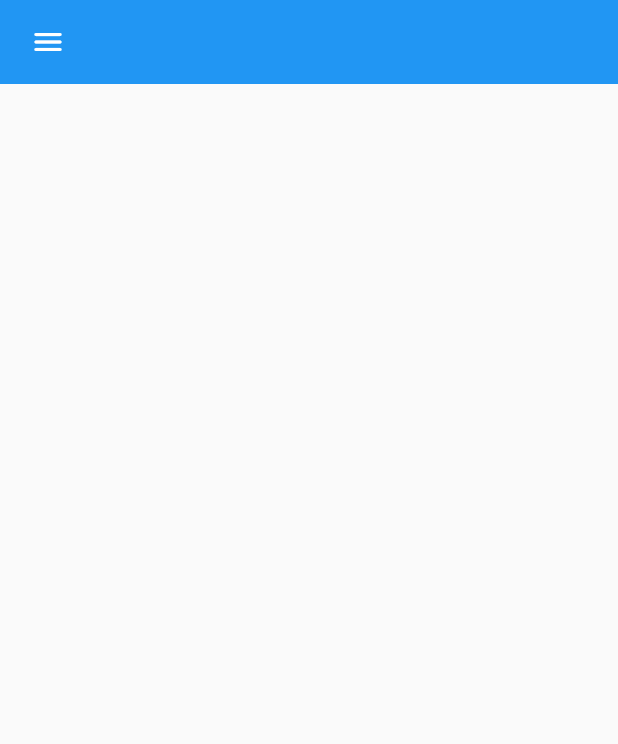
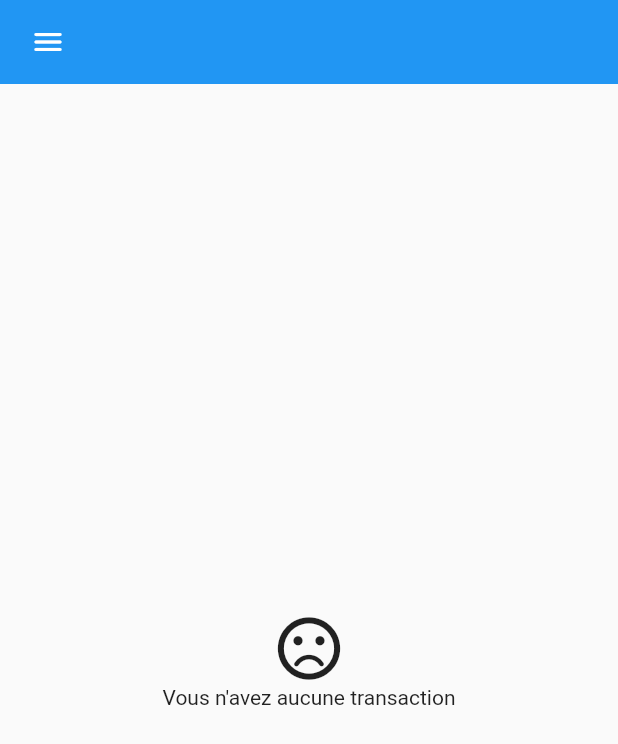
Before and after one commit to Schloesslin/PrixBanque, a Flutter app: the screen it shows after launch, on a phone screen of 412 x 824 dp. Shown: the top 744 px of the screen. Run offline on Flutter 3.47's test engine with Material 2 defaults, Android fonts, the phone set to English and light mode, and no system bars; our stand-ins replace cloud_firestore, firebase_auth; accounts and stored records are empty.

Commit message:
zero_transaction handled

```diff
--- a/lib/component/transaction_details.dart
+++ b/lib/component/transaction_details.dart
@@ -1,5 +1,7 @@
 import 'package:cloud_firestore/cloud_firestore.dart';
 import 'package:flutter/material.dart';
+import 'package:intl/intl.dart';
+// import 'package:intl/intl.dart';
 
 // You can pass any object to the arguments parameter.
 // In this example, create a class that contains both
@@ -27,11 +29,11 @@ class ExtractArgumentsScreen extends StatelessWidget {
     var _receiver = args.receiver;
     var _transmitter = args.transmitter;
     var _value = args.value.toString();
-    var _date = args.date.toString();
+    var _date = DateFormat('dd/MM/yyyy').format(args.date.toDate());
     return AlertDialog(
       elevation: 0,
       content: Text(
-          "Compte émetteur: $_transmitter\nCompte receveur: $_receiver\nLe: $_date\n $_value"),
+          "Compte émetteur: $_transmitter\nCompte receveur: $_receiver\nLe: $_date\n $_value \$"),
       actions: <Widget>[
         TextButton(
             onPressed: () {
--- a/lib/component/transactions_list.dart
+++ b/lib/component/transactions_list.dart
@@ -1,5 +1,3 @@
-import 'dart:ffi';
-
 import 'package:cloud_firestore/cloud_firestore.dart';
 import 'package:flutter/material.dart';
 import 'package:prixbanqueapp/component/transaction_details.dart';
@@ -16,11 +14,15 @@ class _TransactionListState extends State<TransactionList> {
   Widget build(BuildContext context) {
     return Container(
       child: StreamBuilder<QuerySnapshot>(
+        //We're getting the transactions from Firstore and order them by they're date
         stream: Firestore.instance
-            .collection("/Trades/test-user/trades/")
+            .collection("/Trades/test-user-2/trades/")
+            .orderBy("date", descending: true)
             .snapshots(),
         builder: (BuildContext context, AsyncSnapshot<QuerySnapshot> snapshot) {
+          //We're initialising a list of widget to return
           List<Widget> children;
+          //If there is an error with the stream
           if (snapshot.hasError) {
             children = <Widget>[
               const Icon(
@@ -37,10 +39,24 @@ class _TransactionListState extends State<TransactionList> {
                 child: Text('Stack trace: ${snapshot.stackTrace}'),
               ),
             ];
-            // } else if (!snapshot.hasData) {
-            //   return Center(
-            //     child: CircularProgressIndicator(),
-            //   );
+          }
+          //If we didn't have any data yet, display a progress circle
+          else if (!snapshot.hasData) {
+            children = <Widget>[
+              const Icon(
+                Icons.error_outline_outlined,
+                color: Colors.red,
+                size: 60,
+              ),
+              Padding(
+                padding: const EdgeInsets.only(top: 16),
+                child: Text('Error: '),
+              ),
+              Padding(
+                padding: const EdgeInsets.only(top: 8),
+                child: Text('Stack trace: '),
+              ),
+            ];
           } else {
             switch (snapshot.connectionState) {
               case ConnectionState.none:
@@ -70,6 +86,19 @@ class _TransactionListState extends State<TransactionList> {
                 ];
                 break;
               case ConnectionState.active:
+                if (snapshot.data.documents.isEmpty) {
+                  children = <Widget>[
+                    Center(
+                      child: SizedBox(
+                        child: Icon(
+                          Icons.sentiment_dissatisfied_rounded,
+                          size: 50,
+                        ),
+                      ),
+                    ),
+                    Text("Vous n'avez aucune transaction"),
+                  ];
+                } else {
                   children = <Widget>[
                     Expanded(
                       child: ListView(
@@ -97,6 +126,7 @@ class _TransactionListState extends State<TransactionList> {
                       ),
                     )
                   ];
+                }
                 break;
               case ConnectionState.done:
                 children = const <Widget>[
@@ -113,7 +143,11 @@ class _TransactionListState extends State<TransactionList> {
                 break;
             }
           }
-
+          // if (children.isEmpty) {
+          //   children = <Widget>[
+          //     Text("vous n'avez pas de transactions enregistrées.")
+          //   ];
+          // }
           return Column(
             mainAxisAlignment: MainAxisAlignment.center,
             crossAxisAlignment: CrossAxisAlignment.center,
--- a/lib/main.dart
+++ b/lib/main.dart
@@ -21,9 +21,9 @@ class _MyAppState extends State<MyApp> {
     return MaterialApp(
       home: AccountPage(),
       debugShowCheckedModeBanner: false,
-      // routes: {
-      //   ExtractArgumentsScreen.routeName: (context) => ExtractArgumentsScreen(),
-      // },
+      routes: {
+        ExtractArgumentsScreen.routeName: (context) => ExtractArgumentsScreen(),
+      },
     );
   }
 }
--- a/pubspec.yaml
+++ b/pubspec.yaml
@@ -39,6 +39,7 @@ dependencies:
   firebase_database: ^3.1.6
   #Only to test the link between the app and the DB
   english_words: ^3.1.5
+  intl: ^0.17.0
 
 dev_dependencies:
   flutter_test:
```
Also changed, not shown: pubspec.lock, 6 other files. Lines whose indentation alone changed are shown as unchanged.
